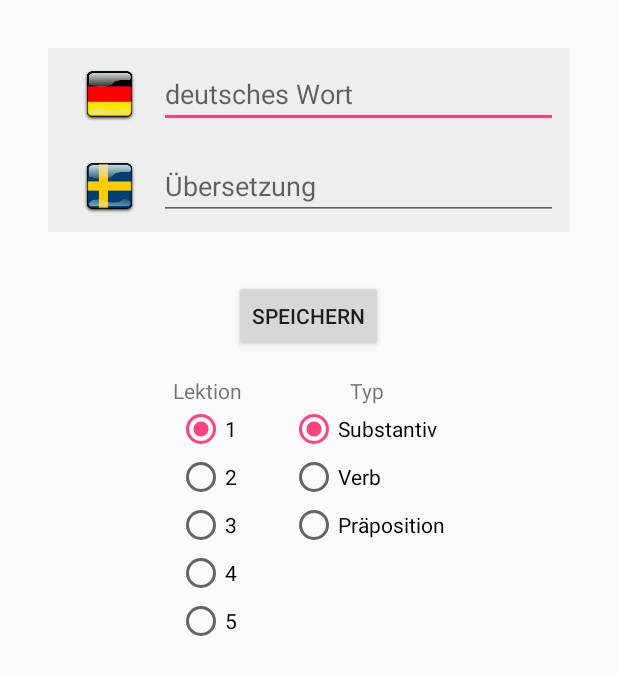
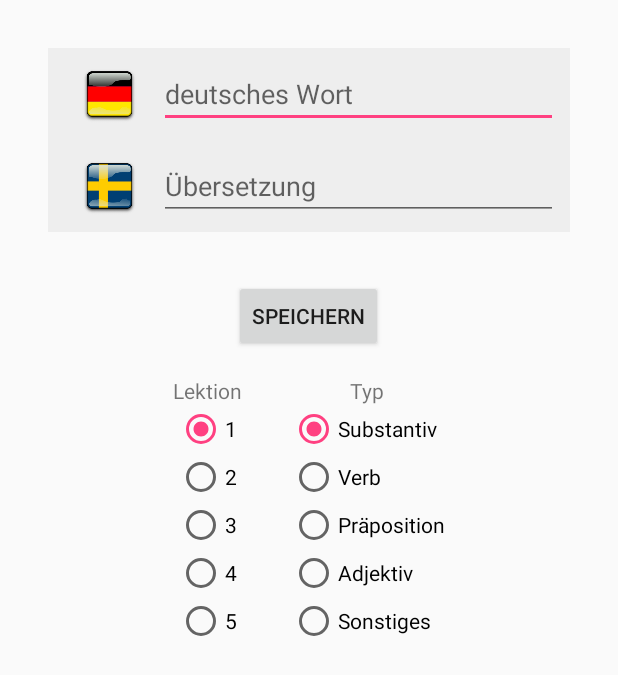
Before and after one commit to CarstenKarbach/VoBox, an Android app: the screen it shows after launch (CardActivity), after a tap on "NEUE VOKABEL", on a phone screen of 412 x 824 dp. Shown: the top 675 px of the screen. Run offline under Robolectric (Android 15) with nearby library versions, the phone set to English and light mode, and no system bars.

Commit message:
Add language support for English, add new word types

```diff
--- a/app/src/main/java/de/karbach/superapp/PictureHelper.java
+++ b/app/src/main/java/de/karbach/superapp/PictureHelper.java
@@ -15,6 +15,9 @@ public class PictureHelper {
         if(language.equals("Schwedisch")){
             return R.drawable.flag_swedish;
         }
+        if(language.equals("Englisch")){
+            return R.drawable.flag_english;
+        }
         return R.drawable.flag_german;
     }
 
--- a/app/src/main/java/de/karbach/superapp/data/Dictionary.java
+++ b/app/src/main/java/de/karbach/superapp/data/Dictionary.java
@@ -215,6 +215,7 @@ public class Dictionary implements Serializable {
         return result;
     }
 
+
     public String export(){
         StringBuilder result = new StringBuilder();
         result.append(language);
--- a/app/src/main/java/de/karbach/superapp/data/DictionaryManagement.java
+++ b/app/src/main/java/de/karbach/superapp/data/DictionaryManagement.java
@@ -70,6 +70,7 @@ public class DictionaryManagement {
         }
 
         Dictionary newDict = new Dictionary(name);
+        newDict.setLanguage(name);
         newDict.loadIfPossible(context);
         dicts.add(newDict);
         selected = newDict;
--- a/app/src/main/res/layout-land/card_fragment.xml
+++ b/app/src/main/res/layout-land/card_fragment.xml
@@ -214,6 +214,18 @@
                             android:text="Präposition"
                             android:id="@+id/type_praep"
                             />
+                        <RadioButton
+                            android:layout_width="wrap_content"
+                            android:layout_height="wrap_content"
+                            android:text="Adjektiv"
+                            android:id="@+id/type_adj"
+                            />
+                        <RadioButton
+                            android:layout_width="wrap_content"
+                            android:layout_height="wrap_content"
+                            android:text="Sonstiges"
+                            android:id="@+id/type_misc"
+                            />
 
                     </RadioGroup>
                 </HorizontalScrollView>
--- a/app/src/main/res/layout/card_fragment.xml
+++ b/app/src/main/res/layout/card_fragment.xml
@@ -208,6 +208,18 @@
                     android:text="Präposition"
                     android:id="@+id/type_praep"
                     />
+                <RadioButton
+                    android:layout_width="wrap_content"
+                    android:layout_height="wrap_content"
+                    android:text="Adjektiv"
+                    android:id="@+id/type_adj"
+                    />
+                <RadioButton
+                    android:layout_width="wrap_content"
+                    android:layout_height="wrap_content"
+                    android:text="Sonstiges"
+                    android:id="@+id/type_misc"
+                    />
 
             </RadioGroup>
             </ScrollView>
--- a/app/src/main/res/values/languages.xml
+++ b/app/src/main/res/values/languages.xml
@@ -3,5 +3,6 @@
     <string-array name="languages_array">
         <item>Schwedisch</item>
         <item>Spanisch</item>
+        <item>Englisch</item>
     </string-array>
 </resources>
--- a/app/src/main/res/values/types.xml
+++ b/app/src/main/res/values/types.xml
@@ -4,5 +4,7 @@
         <item>Substantiv</item>
         <item>Verb</item>
         <item>Präposition</item>
+        <item>Adjektiv</item>
+        <item>Sonstiges</item>
     </string-array>
 </resources>
```
Also changed, not shown: app/src/main/res/drawable/flag_english.png (added).
